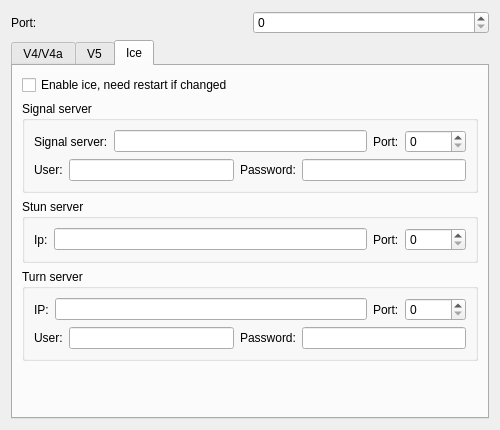
KangLin/RabbitProxyServer, file Server/FrmSocket.ui: the form before one commit.
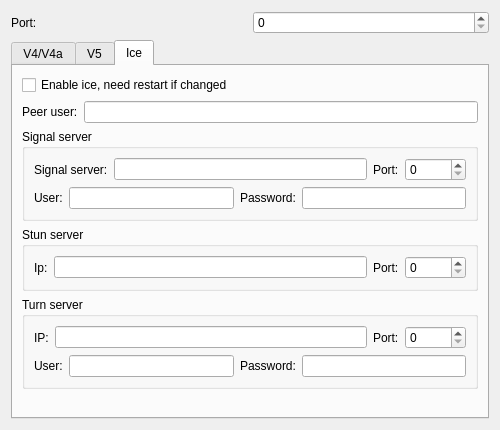
The form after the commit.

The edit to the form file:
```diff
--- a/Server/FrmSocket.ui
+++ b/Server/FrmSocket.ui
@@ -164,7 +164,28 @@
        <string>Ice</string>
       </attribute>
       <layout class="QGridLayout" name="gridLayout_6">
+       <item row="0" column="0">
+        <widget class="QCheckBox" name="cbIce">
+         <property name="text">
+          <string>Enable ice, need restart if changed</string>
+         </property>
+        </widget>
+       </item>
        <item row="1" column="0">
+        <layout class="QHBoxLayout" name="horizontalLayout_8">
+         <item>
+          <widget class="QLabel" name="label_2">
+           <property name="text">
+            <string>Peer user:</string>
+           </property>
+          </widget>
+         </item>
+         <item>
+          <widget class="QLineEdit" name="lePeerUser"/>
+         </item>
+        </layout>
+       </item>
+       <item row="2" column="0">
         <widget class="QGroupBox" name="groupBox_2">
          <property name="title">
           <string>Signal server</string>
@@ -225,7 +246,7 @@
          </layout>
         </widget>
        </item>
-       <item row="2" column="0">
+       <item row="3" column="0">
         <widget class="QGroupBox" name="groupBox_3">
          <property name="title">
           <string>Stun server</string>
@@ -258,7 +279,7 @@
          </layout>
         </widget>
        </item>
-       <item row="3" column="0">
+       <item row="4" column="0">
         <widget class="QGroupBox" name="groupBox_4">
          <property name="title">
           <string>Turn server</string>
@@ -319,14 +340,7 @@
          </layout>
         </widget>
        </item>
-       <item row="0" column="0">
-        <widget class="QCheckBox" name="cbIce">
-         <property name="text">
-          <string>Enable ice, need restart if changed</string>
-         </property>
-        </widget>
-       </item>
-       <item row="4" column="0">
+       <item row="5" column="0">
         <spacer name="verticalSpacer_2">
          <property name="orientation">
           <enum>Qt::Vertical</enum>
```
